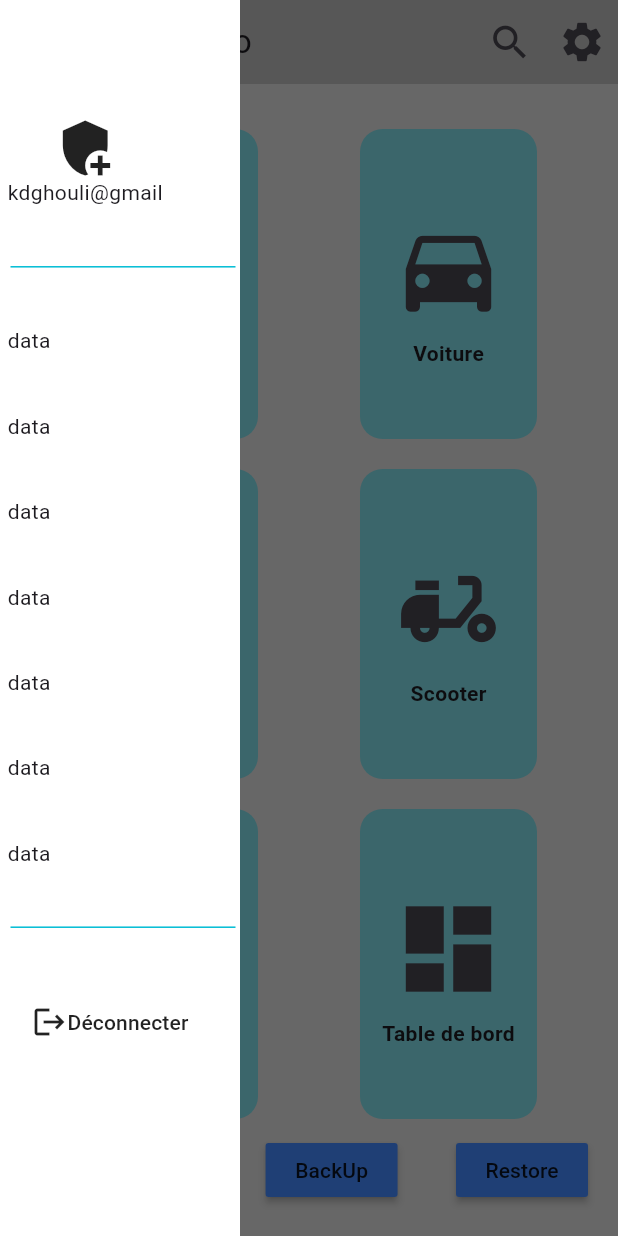
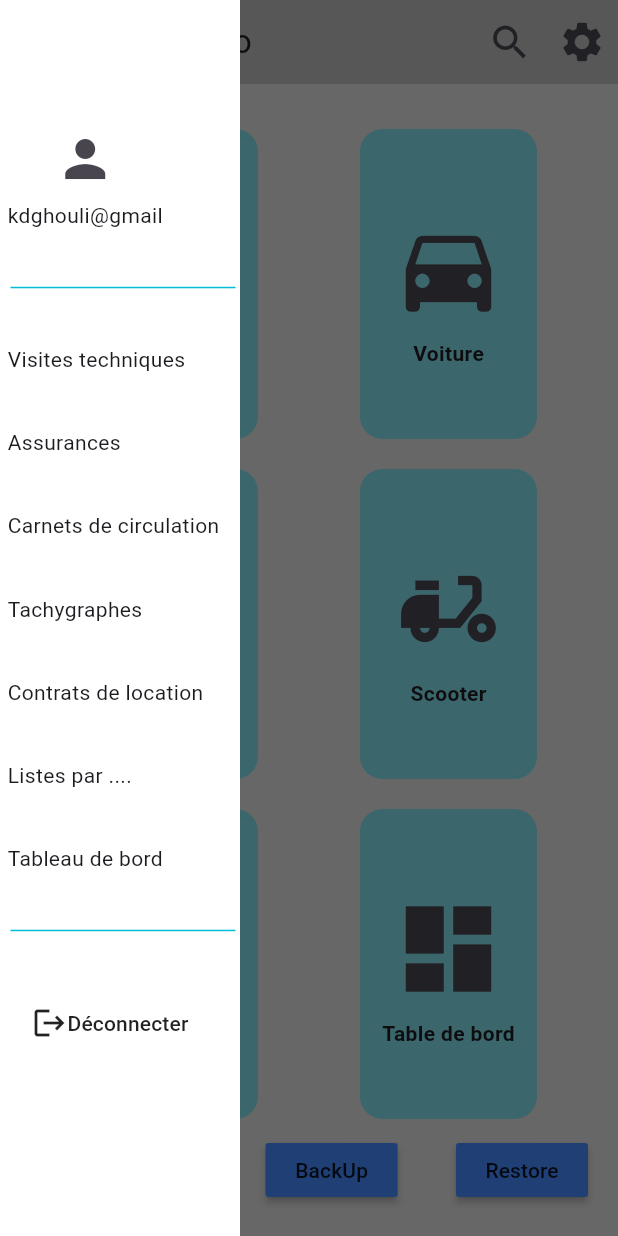
Before and after one commit to kdghouli/app_parc, a Flutter app: the HomePage screen opened directly, with the side drawer open, on a phone screen of 412 x 824 dp. Run offline on Flutter 3.47's test engine with Material 3 defaults, Android fonts, the phone set to English and light mode, and no system bars; our stand-ins replace dio, get, get_storage, permission_handler, sqflite; accounts and stored records are empty.

Commit message:
23122024

```diff
--- a/lib/main.dart
+++ b/lib/main.dart
@@ -2,6 +2,7 @@ import 'package:app_parc/Testo/search_vhl.dart';
 import 'package:app_parc/view/InputView/comment_form.dart';
 //import 'package:app_parc/view/auth/login_screen.dart';
 import 'package:app_parc/view/auth/signin_view.dart';
+import 'package:app_parc/view/user_view.dart';
 import 'package:flutter/material.dart';
 import 'package:get/get.dart';
 import 'package:app_parc/view/InputView/agence_form.dart';
@@ -46,7 +47,8 @@ class MyApp extends StatelessWidget {
         GetPage(name: "/vhlview", page: () => VhlView()),
         GetPage(name: "/search", page: () => SearchVhl()),
         GetPage(name: "/addComment", page: () => CommentForm()),
-        GetPage(name: "/statusform", page: () => StatusForm())
+        GetPage(name: "/statusform", page: () => StatusForm()),
+        GetPage(name: "/userview", page: () => UserView())
       ],
     );
   }
--- a/lib/my_drawer.dart
+++ b/lib/my_drawer.dart
@@ -1,5 +1,6 @@
 import 'package:app_parc/controllers/login_controller.dart';
 import 'package:app_parc/view/auth/signin_view.dart';
+import 'package:app_parc/view/user_view.dart';
 import 'package:flutter/material.dart';
 import 'package:get/get.dart';
 
@@ -21,9 +22,14 @@ class MyDrawer extends StatelessWidget {
                   mainAxisSize: MainAxisSize.max,
                   mainAxisAlignment: MainAxisAlignment.spaceBetween,
                   children: [
-                    Icon(
-                      Icons.add_moderator,
-                      size: 40,
+                    IconButton(
+                      onPressed: () {
+                        Get.to(() => UserView());
+                      },
+                      icon: Icon(
+                        Icons.person,
+                        size: 40,
+                      ),
                     ),
                     Text("kdghouli@gmail"),
                   ]),
@@ -34,13 +40,13 @@ class MyDrawer extends StatelessWidget {
                 thickness: 1,
                 color: Colors.cyan,
               ),
-              Text("data"),
-              Text("data"),
-              Text("data"),
-              Text("data"),
-              Text("data"),
-              Text("data"),
-              Text("data"),
+              Text("Visites techniques"),
+              Text("Assurances"),
+              Text("Carnets de circulation"),
+              Text("Tachygraphes"),
+              Text("Contrats de location"),
+              Text("Listes par ...."),
+              Text("Tableau de bord"),
               Divider(
                 indent: 2,
                 endIndent: 3,
```
Also changed, not shown: lib/models/user.dart (added, +28 -0 lines), lib/view/user_view.dart (added, +20 -0 lines), pubspec.lock, 3 other files.
